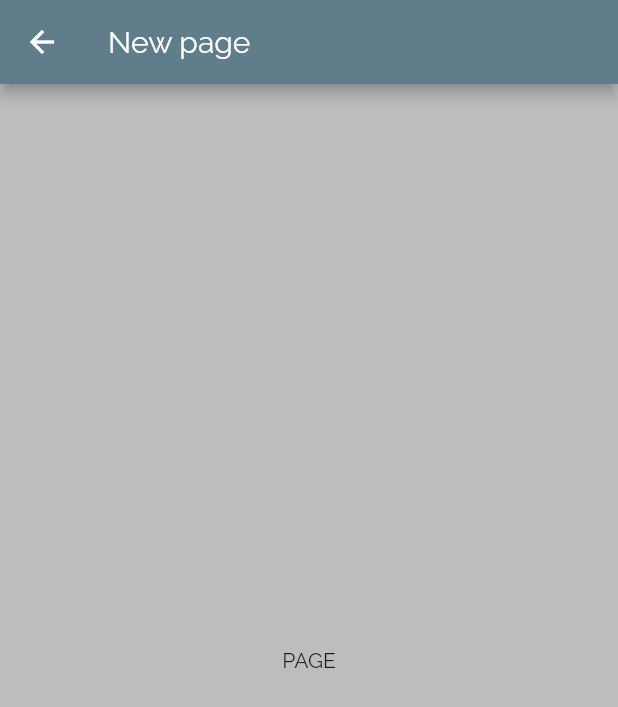
After one commit to sid-Dbot/Foods, a Flutter app: the screen it shows after launch, after a tap on "Indian", on a phone screen of 412 x 824 dp. The commit adds this screen. Shown: the top 707 px of the screen. Run offline on Flutter 3.47's test engine with Material 2 defaults, Android fonts, the phone set to English and light mode, and no system bars.

Commit message:
Navigation added

```diff
--- a/lib/category_item.dart
+++ b/lib/category_item.dart
@@ -1,4 +1,5 @@
 import 'package:flutter/material.dart';
+import './category_screen.dart';
 
 class CategortItem extends StatelessWidget {
   final String title;
@@ -6,9 +7,21 @@ class CategortItem extends StatelessWidget {
 
   CategortItem(this.title, this.colors);
 
+  void selectCategory(BuildContext ctx) {
+    Navigator.of(ctx).push(MaterialPageRoute(
+      builder: (_) {
+        return CategoryScreen();
+      },
+    ));
+  }
+
   @override
   Widget build(BuildContext context) {
-    return Container(
+    return InkWell(
+      onTap: () => selectCategory(context),
+      splashColor: Theme.of(context).primaryColor,
+      borderRadius: BorderRadius.circular(15),
+      child: Container(
         padding: EdgeInsets.all(8),
         child: Text(
           title,
@@ -30,6 +43,7 @@ class CategortItem extends StatelessWidget {
           ),
           borderRadius: BorderRadius.circular(16),
         ),
+      ),
     );
   }
 }
--- /dev/null
+++ b/lib/category_screen.dart
@@ -0,0 +1,13 @@
+import 'package:flutter/material.dart';
+
+class CategoryScreen extends StatelessWidget {
+  @override
+  Widget build(BuildContext context) {
+    return Scaffold(
+      appBar: AppBar(
+        title: Text('New page'),
+      ),
+      body: Center(child: Text('PAGE')),
+    );
+  }
+}
```
Lines whose indentation alone changed are shown as unchanged.
